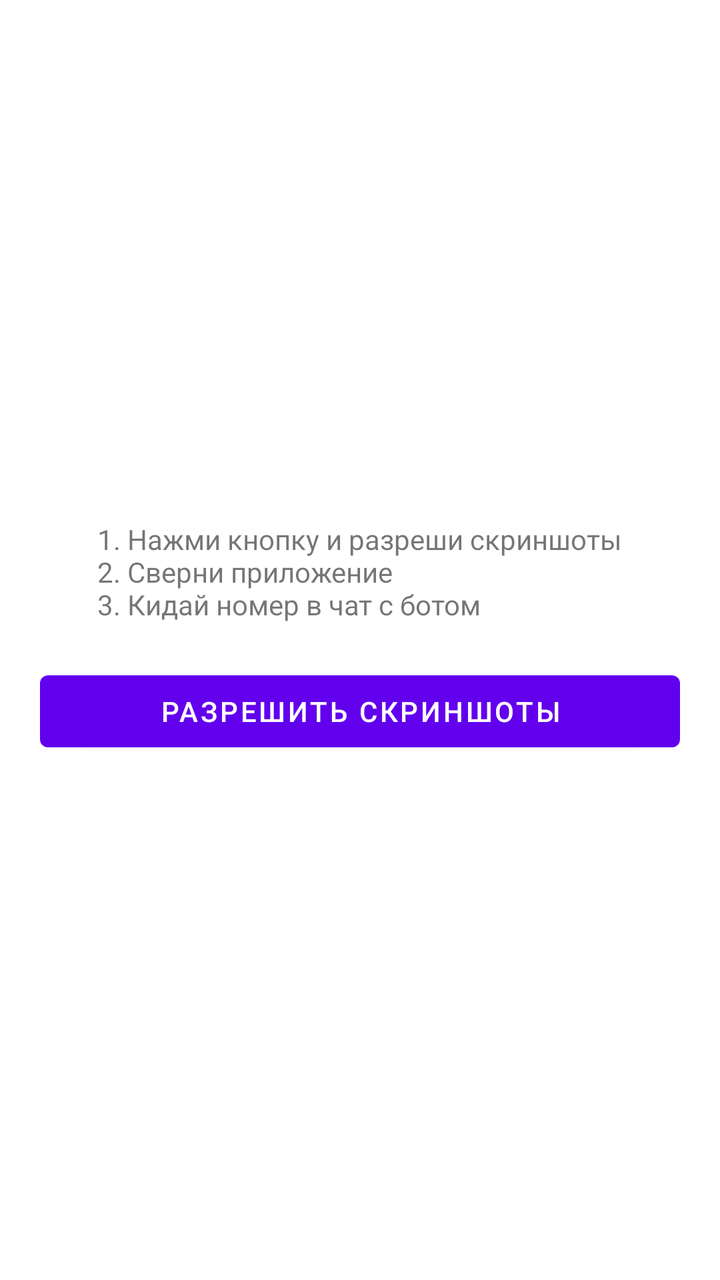
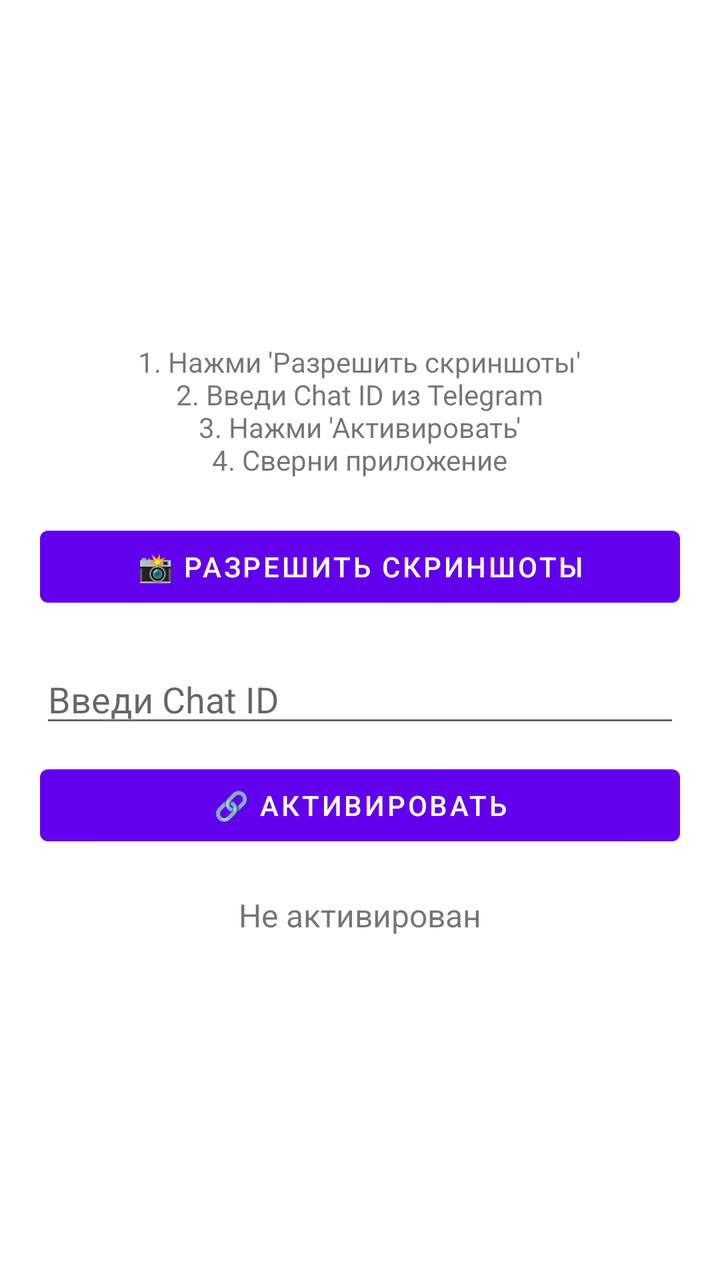

Two renders of the same Android screen: before a commit and after it. Below are the layout's source before the change and the commit's diff.
<!-- AndroidManifest.xml: fallback theme Theme.MaterialComponents.DayNight.NoActionBar -->
<!-- res/layout/activity_main.xml -->
<?xml version="1.0" encoding="utf-8"?>
<LinearLayout xmlns:android="http://schemas.android.com/apk/res/android"
    android:layout_width="match_parent"
    android:layout_height="match_parent"
    android:orientation="vertical"
    android:padding="20dp"
    android:gravity="center">

    <TextView
        android:layout_width="wrap_content"
        android:layout_height="wrap_content"
        android:text="1. Нажми кнопку и разреши скриншоты\n2. Сверни приложение\n3. Кидай номер в чат с ботом"
        android:textSize="14sp" />

    <Button
        android:id="@+id/btnStart"
        android:layout_width="match_parent"
        android:layout_height="wrap_content"
        android:text="Разрешить скриншоты"
        android:layout_marginTop="20dp" />
</LinearLayout>
<!-- resources referenced by this layout -->
<resources>

</resources>

<!-- the commit's change to res/layout/activity_main.xml (unified diff, before → after) -->
@@ -9,13 +9,38 @@
     <TextView
         android:layout_width="wrap_content"
         android:layout_height="wrap_content"
-        android:text="1. Нажми кнопку и разреши скриншоты\n2. Сверни приложение\n3. Кидай номер в чат с ботом"
-        android:textSize="14sp" />
+        android:text="1. Нажми 'Разрешить скриншоты'\n2. Введи Chat ID из Telegram\n3. Нажми 'Активировать'\n4. Сверни приложение"
+        android:textSize="14sp"
+        android:gravity="center" />
 
     <Button
-        android:id="@+id/btnStart"
+        android:id="@+id/btnScreenshot"
         android:layout_width="match_parent"
         android:layout_height="wrap_content"
-        android:text="Разрешить скриншоты"
+        android:text="📸 Разрешить скриншоты"
         android:layout_marginTop="20dp" />
+
+    <EditText
+        android:id="@+id/etChatId"
+        android:layout_width="match_parent"
+        android:layout_height="wrap_content"
+        android:hint="Введи Chat ID"
+        android:inputType="text"
+        android:layout_marginTop="20dp" />
+
+    <Button
+        android:id="@+id/btnActivate"
+        android:layout_width="match_parent"
+        android:layout_height="wrap_content"
+        android:text="🔗 Активировать"
+        android:layout_marginTop="10dp" />
+
+    <TextView
+        android:id="@+id/tvStatus"
+        android:layout_width="wrap_content"
+        android:layout_height="wrap_content"
+        android:text="Не активирован"
+        android:textSize="16sp"
+        android:layout_marginTop="20dp"
+        android:visibility="visible" />
 </LinearLayout>
